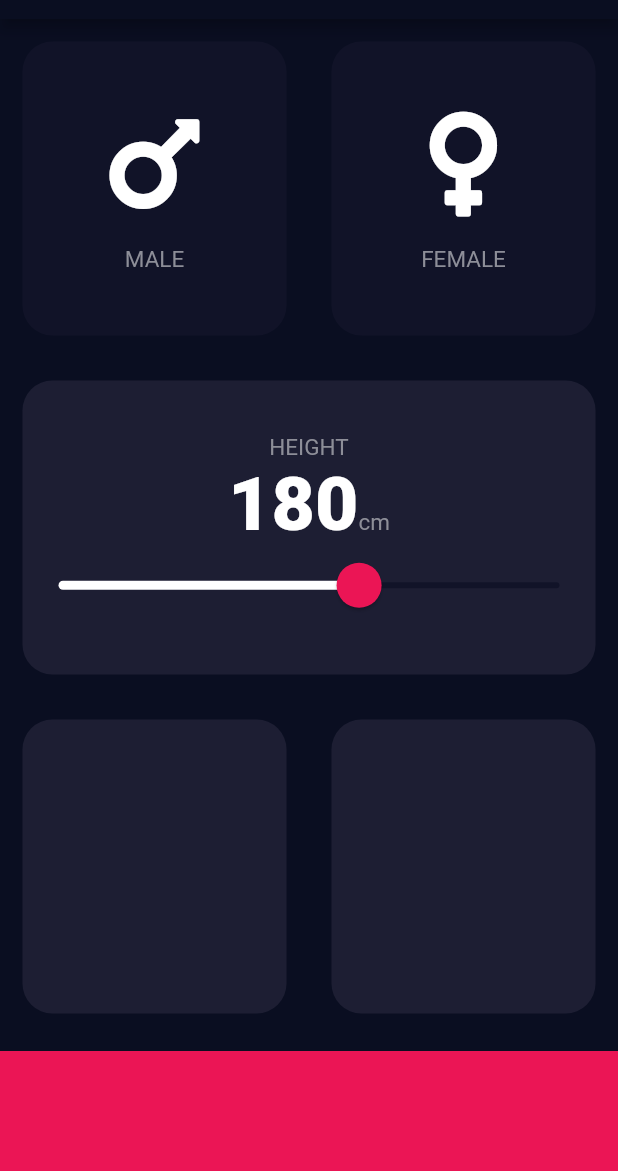
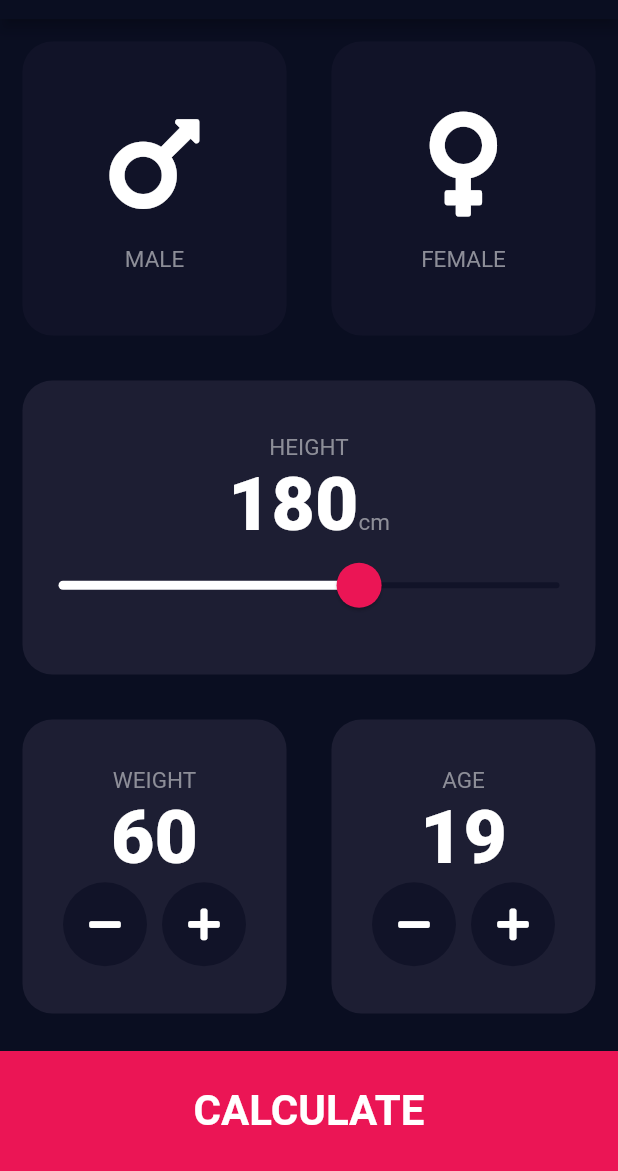
Before and after one commit to dastagg/LAB-F-bmi-calculator, a Flutter app: the screen it shows after launch, on a phone screen of 412 x 824 dp, the part 65-1236 px from its top. Run offline on Flutter 3.47's test engine with Material 2 defaults, Android fonts, the phone set to English and light mode, and no system bars; our stand-ins replace font_awesome_flutter.

Commit message:
Section 12-11(First Page Interface) Completed.

```diff
--- a/lib/constants.dart
+++ b/lib/constants.dart
@@ -4,11 +4,11 @@ const kBottomContainerHeight = 80.0;
 const kActiveCardColor = Color(0xFF1D1E33);
 const kInactiveCardColor = Color(0xFF111328);
 const kBottomContainerColor = Color(0xFFEB1555);
-
+const kTextColor = Color(0xFF8D8E98);
 
 const kLabelTextStyle = TextStyle(
   fontSize: 15.0,
-  color: Color(0xFF8D8E98),
+  color: kTextColor,
 );
 
 const kNumberTextStyle = TextStyle(
--- a/lib/input_page.dart
+++ b/lib/input_page.dart
@@ -10,6 +10,8 @@ enum Gender {
 }
 
 int _personHeight = 180;
+int _personWeight = 60;
+int _personAge = 19;
 
 class InputPage extends StatefulWidget {
   const InputPage({Key? key}) : super(key: key);
@@ -92,7 +94,6 @@ class _InputPageState extends State<InputPage> {
                         'cm',
                         style: kLabelTextStyle,
                       ),
-
                     ],
                   ),
                   SliderTheme(
@@ -100,9 +101,11 @@ class _InputPageState extends State<InputPage> {
                       activeTrackColor: Colors.white,
                       inactiveTrackColor: kInactiveCardColor,
                       thumbColor: kBottomContainerColor,
-                      thumbShape: const RoundSliderThumbShape(enabledThumbRadius: 15.0),
+                      thumbShape:
+                          const RoundSliderThumbShape(enabledThumbRadius: 15.0),
                       overlayColor: kBottomContainerColor.withAlpha(90),
-                      overlayShape: const RoundSliderOverlayShape(overlayRadius: 24.0),
+                      overlayShape:
+                          const RoundSliderOverlayShape(overlayRadius: 24.0),
                     ),
                     child: Slider(
                       value: _personHeight.toDouble(),
@@ -125,11 +128,81 @@ class _InputPageState extends State<InputPage> {
                 Expanded(
                   child: ReusableCard(
                     color: kActiveCardColor,
+                    cardChild: Column(
+                      mainAxisAlignment: MainAxisAlignment.center,
+                      children: [
+                        const Text(
+                          'WEIGHT',
+                          style: kLabelTextStyle,
+                        ),
+                        Text(
+                          _personWeight.toString(),
+                          style: kNumberTextStyle,
+                        ),
+                        Row(
+                          mainAxisAlignment: MainAxisAlignment.center,
+                          children: [
+                            RoundIconButton(
+                              icon: FontAwesomeIcons.minus,
+                              onPressed: () {
+                                setState(() {
+                                  _personWeight--;
+                                });
+                              },
+                            ),
+                            const SizedBox(width: 10.0),
+                            RoundIconButton(
+                              icon: FontAwesomeIcons.plus,
+                              onPressed: () {
+                                setState(() {
+                                  _personWeight++;
+                                });
+                              },
+                            ),
+                          ],
+                        ),
+                      ],
+                    ),
                   ),
                 ),
                 Expanded(
                   child: ReusableCard(
                     color: kActiveCardColor,
+                    cardChild: Column(
+                      mainAxisAlignment: MainAxisAlignment.center,
+                      children: [
+                        const Text(
+                          'AGE',
+                          style: kLabelTextStyle,
+                        ),
+                        Text(
+                          _personAge.toString(),
+                          style: kNumberTextStyle,
+                        ),
+                        Row(
+                          mainAxisAlignment: MainAxisAlignment.center,
+                          children: [
+                            RoundIconButton(
+                              icon: FontAwesomeIcons.minus,
+                              onPressed: () {
+                                setState(() {
+                                  _personAge--;
+                                });
+                              },
+                            ),
+                            const SizedBox(width: 10.0),
+                            RoundIconButton(
+                              icon: FontAwesomeIcons.plus,
+                              onPressed: () {
+                                setState(() {
+                                  _personAge++;
+                                });
+                              },
+                            ),
+                          ],
+                        )
+                      ],
+                    ),
                   ),
                 ),
               ],
@@ -140,9 +213,40 @@ class _InputPageState extends State<InputPage> {
             margin: const EdgeInsets.only(top: 10.0),
             width: double.infinity,
             height: kBottomContainerHeight,
+            child: const Center(
+              child: Text(
+                'CALCULATE',
+                style: TextStyle(
+                  fontSize: 28.0,
+                  fontWeight: FontWeight.bold,
+                ),
+              ),
+            ),
           )
         ],
       ),
     );
   }
 }
+
+class RoundIconButton extends StatelessWidget {
+  final IconData icon;
+  final VoidCallback onPressed;
+
+  const RoundIconButton({required this.icon, required this.onPressed});
+
+  @override
+  Widget build(BuildContext context) {
+    return RawMaterialButton(
+      elevation: 0.0,
+      child: Icon(icon),
+      onPressed: onPressed,
+      shape: const CircleBorder(),
+      constraints: const BoxConstraints.tightFor(
+        width: 56.0,
+        height: 56.0,
+      ),
+      fillColor: kInactiveCardColor,
+    );
+  }
+}
```
